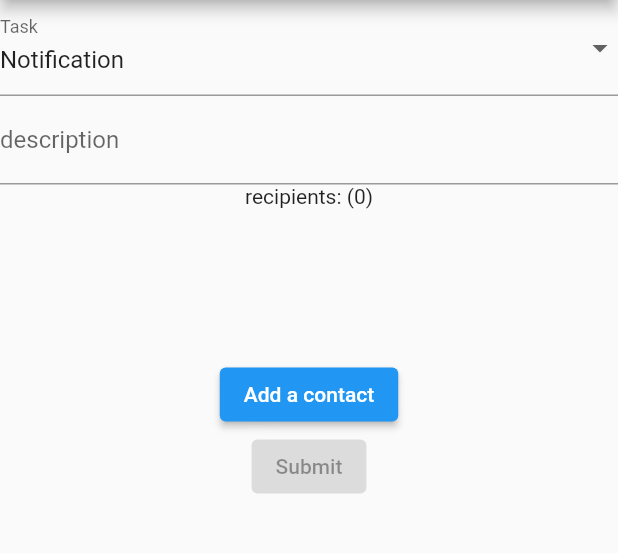
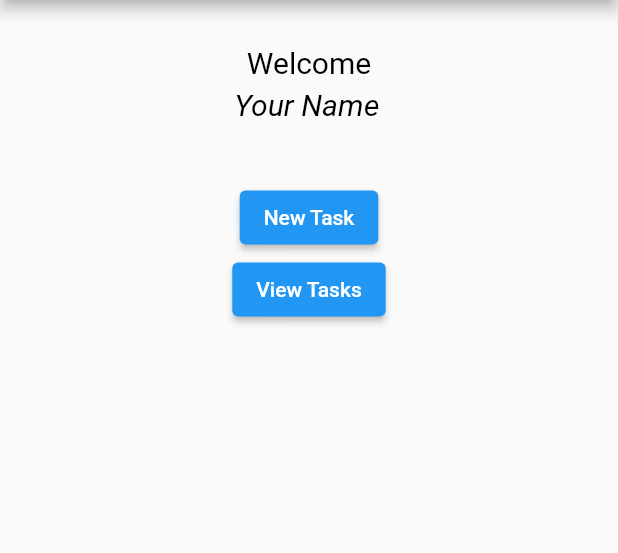
Before and after one commit to Lewington-pitsos/pesta, a Flutter app: the screen it shows after launch, on a phone screen of 412 x 824 dp, the part 84-637 px from its top. Run offline on Flutter 3.47's test engine with Material 2 defaults, Android fonts, the phone set to English and light mode, and no system bars; drawn by our look-alikes of flutter_form_builder; our stand-ins replace contacts_service, diacritic, flutter_local_notifications, permission_handler, shared_preferences and 1 more; missing offline and left inert: background_sms, dart:ffi, flutter_sms_inbox, fluttercontactpicker, workmanager; accounts and stored records are empty.

Commit message:
add a welcome screen

```diff
--- a/lib/main.dart
+++ b/lib/main.dart
@@ -17,6 +17,7 @@ import 'package:pesta/task.dart';
 import 'package:pesta/conversation.dart';
 import 'package:pesta/sms.dart';
 import 'package:diacritic/diacritic.dart';
+import 'package:shared_preferences/shared_preferences.dart';
 
 void main() async {
   WidgetsFlutterBinding.ensureInitialized();
@@ -90,8 +91,78 @@ class PestaOrigin extends StatelessWidget {
         appBar: AppBar(
           title: const Text('Pesta'),
         ),
-        body: TaskForm(),
+        body: WelcomeScreen(),
       ),
+    );
+  }
+}
+
+class WelcomeScreen extends StatefulWidget {
+  const WelcomeScreen({super.key});
+
+  @override
+  State<WelcomeScreen> createState() => WelcomeScreenState();
+}
+
+class WelcomeScreenState extends State<WelcomeScreen> {
+  static const String nameKey = 'user-name';
+  String name = "Your Name";
+  late SharedPreferences data;
+
+  Future _loadName() async {
+    data = await SharedPreferences.getInstance();
+
+    final storedName = data.getString(nameKey) ?? '';
+
+    print("collected stored name $storedName");
+
+    if (storedName != '') {
+      setState(() {
+        name = storedName;
+      });
+    }
+  }
+
+  @override
+  void initState() {
+    _loadName();
+    super.initState();
+  }
+
+  @override
+  Widget build(BuildContext context) {
+    return Column(
+      children: [
+        const SizedBox(height: 30),
+        const Text(
+          "Welcome",
+          style: TextStyle(
+            color: Color.fromARGB(255, 0, 0, 0),
+            fontSize: 20,
+          ),
+        ),
+        const SizedBox(height: 5),
+        Container(
+            padding: const EdgeInsets.only(left: 10, right: 10),
+            child: EditableText(
+              textAlign: TextAlign.center,
+              backgroundCursorColor: const Color.fromARGB(255, 200, 200, 200),
+              controller: TextEditingController(text: name),
+              focusNode: FocusNode(),
+              style: const TextStyle(
+                color: Color.fromARGB(255, 0, 0, 0),
+                fontSize: 20,
+                fontStyle: FontStyle.italic,
+              ),
+              cursorColor: Color.fromARGB(255, 30, 30, 30),
+              onChanged: (value) => data.setString(nameKey, value),
+              onSubmitted: (value) async =>
+                  await data.setString(nameKey, value),
+            )),
+        SizedBox(height: 40),
+        ElevatedButton(onPressed: () {}, child: const Text("New Task")),
+        ElevatedButton(onPressed: () {}, child: const Text("View Tasks"))
+      ],
     );
   }
 }
--- a/pubspec.yaml
+++ b/pubspec.yaml
@@ -48,6 +48,7 @@ dependencies:
 
   flutter_local_notifications: ^13.0.0
   diacritic: ^0.1.3
+  shared_preferences: ^2.0.16
 
 dev_dependencies:
   flutter_test:
```
Also changed, not shown: pubspec.lock, 1 other file.
